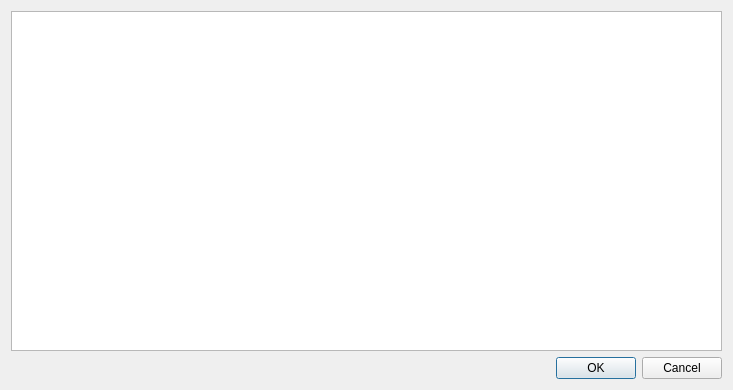
First picture: the form in Word-Printer/generateDocConfirm.ui, repository OtakuTools/WordPrinter, before the edit.
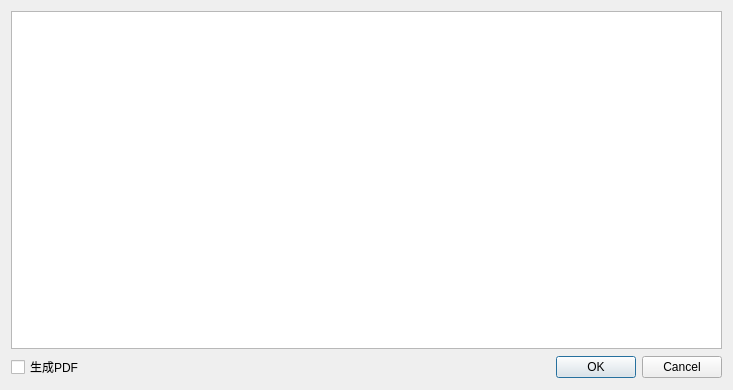
Second picture: the form after the edit.

```diff
--- a/Word-Printer/generateDocConfirm.ui
+++ b/Word-Printer/generateDocConfirm.ui
@@ -14,7 +14,7 @@
    <string>生成文档选择</string>
   </property>
   <layout class="QGridLayout" name="gridLayout">
-   <item row="0" column="0">
+   <item row="0" column="1" colspan="2">
     <widget class="QTreeWidget" name="showSamples">
      <attribute name="headerVisible">
       <bool>false</bool>
@@ -26,7 +26,14 @@
      </column>
     </widget>
    </item>
-   <item row="1" column="0">
+   <item row="1" column="1">
+    <widget class="QCheckBox" name="checkBox">
+     <property name="text">
+      <string>生成PDF</string>
+     </property>
+    </widget>
+   </item>
+   <item row="1" column="2">
     <widget class="QDialogButtonBox" name="confirmBox">
      <property name="standardButtons">
       <set>QDialogButtonBox::Cancel|QDialogButtonBox::Ok</set>
```
